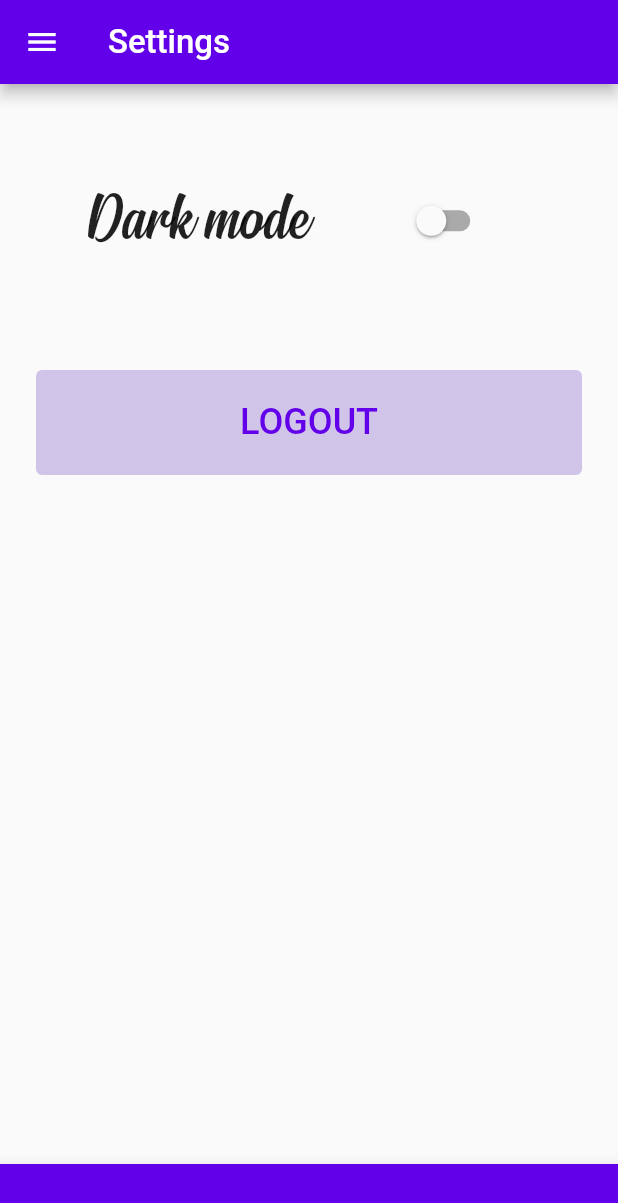
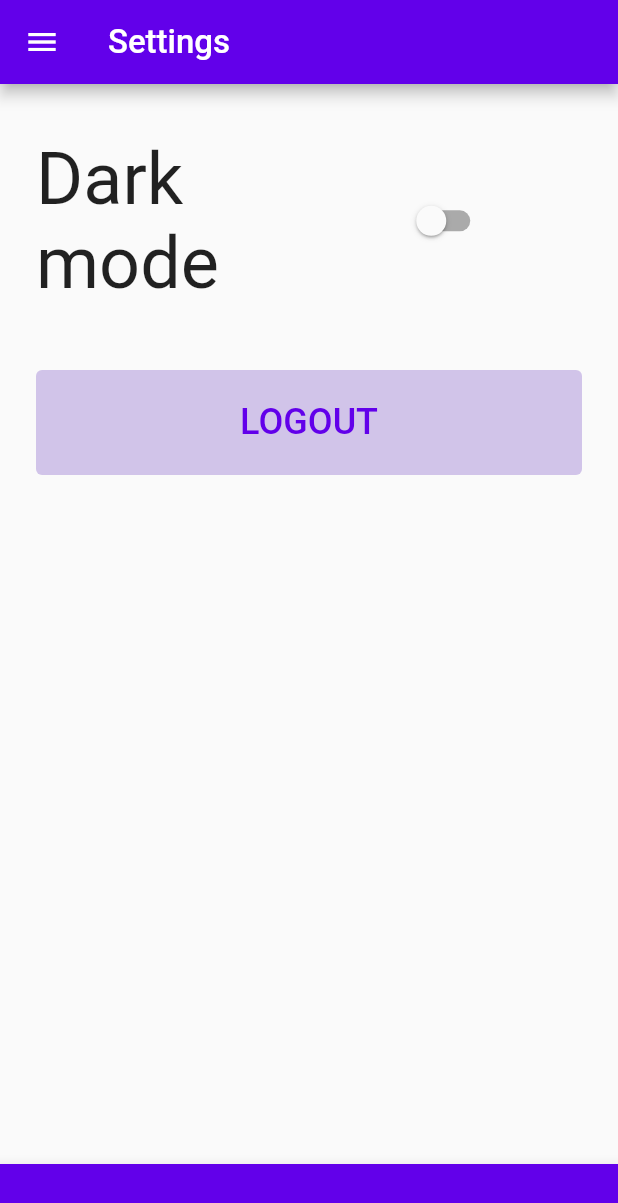
Before and after one commit to Georgios-Milis/gym_pal, a Flutter app: the WeightChart screen opened directly, in the side drawer, after a tap on "Settings", on a phone screen of 412 x 824 dp. Shown: the top 1203 px of the screen. Run offline on Flutter 3.47's test engine with Material 2 defaults, Android fonts, the phone set to English and light mode, and no system bars; our stand-ins replace camera, charts_flutter, flutter_slidable, flutter_tts, google_sign_in, hive; missing offline and left inert: duration_picker_dialog_box, flutter_mobile_vision_2, flutter_vibrate, speech_balloon; accounts and stored records are empty.

Commit message:
Removed all Signatra instances

```diff
--- a/lib/views/chart/weight_chart.dart
+++ b/lib/views/chart/weight_chart.dart
@@ -73,9 +73,7 @@ class _WeightChartInState extends State<WeightChart> {
               child: Text(
                 "Last 8 months",
                 style: TextStyle(
-                    fontSize: 48,
-                    fontFamily: "Signatra",
-                    color: Color.fromARGB(255, 96, 8, 114)),
+                    fontSize: 48, color: Color.fromARGB(255, 96, 8, 114)),
               ),
             ),
             Expanded(
@@ -94,7 +92,7 @@ class _WeightChartInState extends State<WeightChart> {
                 "Log your weight now!",
                 style: TextStyle(
                     fontSize: 48,
-                    fontFamily: "Signatra",
+                    fontFamily: "McLaren",
                     color: Color.fromARGB(255, 96, 8, 114)),
               ),
             ),
--- a/lib/views/misc/settings.dart
+++ b/lib/views/misc/settings.dart
@@ -43,7 +43,6 @@ class _SettingsState extends State<Settings> {
                         "Dark mode",
                         style: TextStyle(
                           fontSize: 48,
-                          fontFamily: "Signatra",
                         ),
                       ),
                     ),
```
